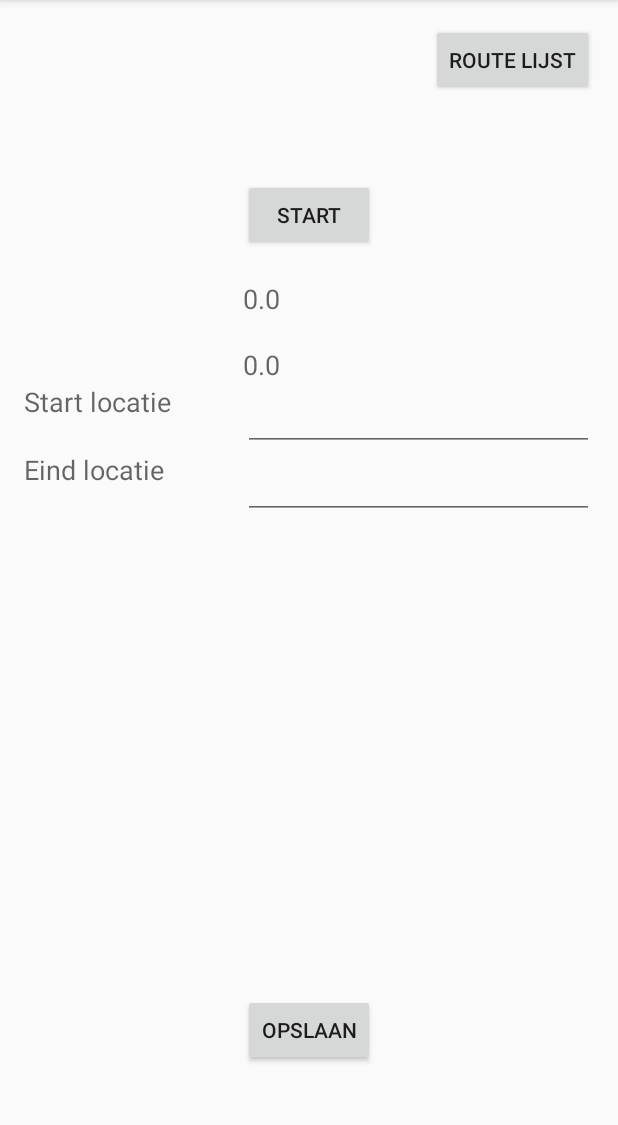
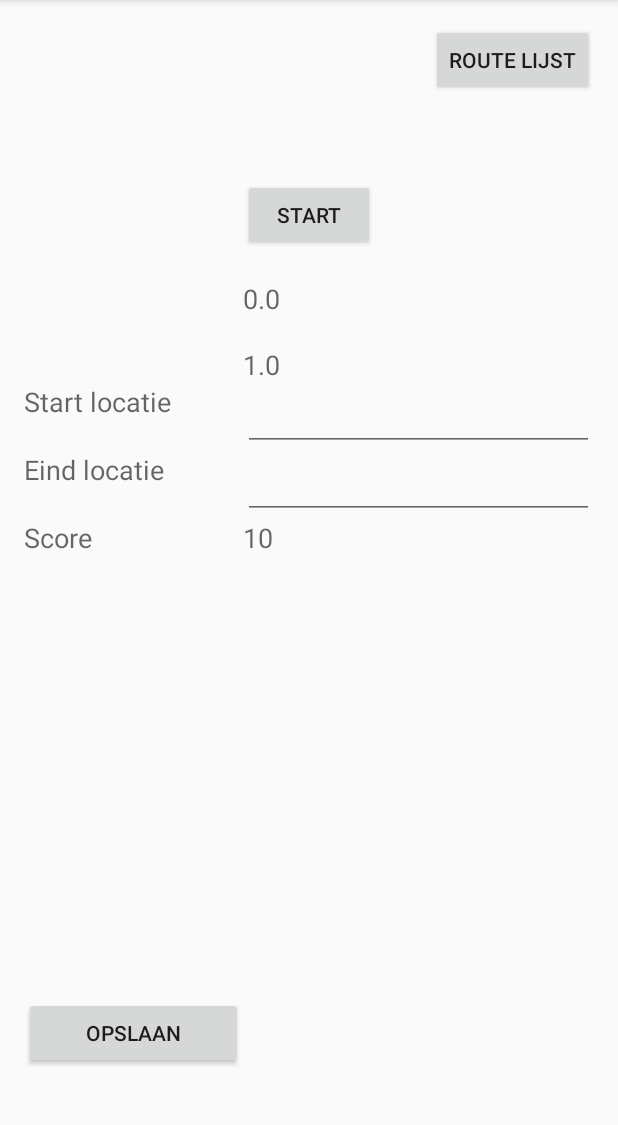
Before and after one commit to Bramvanelderen10/ShakeYouUp, an Android app: the screen it shows after launch (DashboardActivity), after a tap on "STOP", on a phone screen of 412 x 824 dp, the part 84-1209 px from its top. Run offline under Robolectric (Android 15) with nearby library versions, the phone set to English and light mode, and no system bars; 1 other tap on this screen came first.

Commit message:
Updated dashboard
including:
-Score calculation
-Share implementation
-View visibility fixes
-Little cleanup

```diff
--- a/app/src/main/java/com/groep5/shakeyouup/Journey.java
+++ b/app/src/main/java/com/groep5/shakeyouup/Journey.java
@@ -8,7 +8,9 @@ import java.util.List;
 public class Journey {
     private MotionSensor ms;
     private DatabaseManager dm;
-    private float startTime;
+    private long startTime;
+    private int rating;
+
     private int finalScore;
 
     public Journey(DatabaseManager dm) {
@@ -23,38 +25,9 @@ public class Journey {
     }
 
     public boolean stop() {
-        finalScore = (int) calculateFinalScore();
+        calculateFinalScore();
 
         return true;
-    }
-
-    //TODO calculate score based on motion time and distance
-    private float calculateFinalScore() {
-        float[] vector = this.ms.getTotalVector();
-
-        return vector[0] + vector[1] + vector[2];
-    }
-
-    public int getFinalScore() {
-
-        return finalScore;
-    }
-
-    public float getCurrentScore() {
-        float[] vector = this.ms.getTotalVector();
-
-        return vector[0] + vector[1] + vector[2];
-    }
-
-    public float getCurrentTime() {
-        java.util.Date date = new java.util.Date();
-        float currentTime = date.getTime();
-
-        return currentTime - startTime;
-    }
-
-    public void setMotionSensor(MotionSensor ms) {
-        this.ms = ms;
     }
 
     public void save(String[] location) {
@@ -62,13 +35,72 @@ public class Journey {
         route.setStartLocation(location[0]);
         route.setEndLocation(location[1]);
 
-        route.setTime((int)getCurrentTime());
+        route.setTime(getCurrentTime());
 
-        route.setScore(finalScore);
+        route.setScore(rating);
 
         dm.addRoute(route);
 
         List<Route> routes = dm.getAllRoutes();
         routes.size();
     }
+
+    //TODO calculate score based on motion time and distance
+    private float calculateFinalScore() {
+        float[] vector = this.ms.getTotalVector();
+
+        float movementScore = vector[0] + vector[1] + vector[2];
+        finalScore = (int) movementScore;
+        long timer = getCurrentTime(); //TODO Maybe do something with this..
+        long distance = 1*1000; //Replace 1 with methode from gps class
+
+        //First we divide the movement score by the distance so we get the average score for each meter
+        float movementPerMeter = movementScore / distance;
+
+        rating = 1;
+        if (movementPerMeter < 10) rating = 10;
+        if (movementPerMeter < 20) rating = 9;
+        if (movementPerMeter < 30) rating = 8;
+        if (movementPerMeter < 40) rating = 10;
+        if (movementPerMeter < 50) rating = 10;
+        if (movementPerMeter < 60) rating = 10;
+        if (movementPerMeter < 70) rating = 10;
+        if (movementPerMeter < 80) rating = 10;
+        if (movementPerMeter < 90) rating = 10;
+        if (movementPerMeter < 100) rating = 10;
+
+        return rating;
+    }
+
+    public int getRating() {
+
+        return rating;
+    }
+
+    public float updateScore() {
+        float[] vector = this.ms.updateScore();
+
+        return vector[0] + vector[1] + vector[2];
+    }
+
+
+
+
+
+
+
+    public void setMotionSensor(MotionSensor ms) {
+        this.ms = ms;
+    }
+
+    public long getCurrentTime() {
+        java.util.Date date = new java.util.Date();
+        long currentTime = date.getTime();
+        long timer = (currentTime - startTime)/1000;
+        return timer;
+    }
+
+    public int getFinalScore() {
+        return finalScore;
+    }
 }
--- a/app/src/main/java/com/groep5/shakeyouup/Route.java
+++ b/app/src/main/java/com/groep5/shakeyouup/Route.java
@@ -9,7 +9,7 @@ public class Route {
     private String startLocation;
     private String endLocation;
     private int distance;
-    private int time;
+    private long time;
     private int score;
 
     public Route(){}
@@ -54,11 +54,11 @@ public class Route {
         this.distance = distance;
     }
 
-    public int getTime() {
+    public long getTime() {
         return time;
     }
 
-    public void setTime(int time) {
+    public void setTime(long time) {
         this.time = time;
     }
 }
--- a/app/src/main/res/layout/activity_dashboard.xml
+++ b/app/src/main/res/layout/activity_dashboard.xml
@@ -75,10 +75,13 @@
         android:layout_height="wrap_content"
         android:text="Opslaan"
         android:id="@+id/save"
+        android:layout_marginBottom="39dp"
+        android:onClick="save"
         android:layout_alignParentBottom="true"
-        android:layout_centerHorizontal="true"
-        android:layout_marginBottom="41dp"
-        android:onClick="save"/>
+        android:layout_alignParentLeft="true"
+        android:layout_alignParentStart="true"
+        android:layout_toLeftOf="@+id/endLocationText"
+        android:layout_toStartOf="@+id/endLocationText" />
 
     <EditText
         android:layout_width="wrap_content"
@@ -124,4 +127,40 @@
         android:layout_toLeftOf="@+id/endLocationText"
         android:layout_toStartOf="@+id/endLocationText" />
 
+    <Button
+        android:layout_width="wrap_content"
+        android:layout_height="wrap_content"
+        android:text="Deel resultaat"
+        android:id="@+id/share"
+        android:layout_alignTop="@+id/save"
+        android:layout_toRightOf="@+id/save"
+        android:layout_alignRight="@+id/endLocationText"
+        android:layout_alignEnd="@+id/endLocationText"
+        android:onClick="onClickShare"/>
+
+    <TextView
+        android:layout_width="wrap_content"
+        android:layout_height="wrap_content"
+        android:textAppearance="?android:attr/textAppearanceMedium"
+        android:text="Score"
+        android:id="@+id/scoreLabel"
+        android:layout_below="@+id/endLocationView"
+        android:layout_alignParentLeft="true"
+        android:layout_alignParentStart="true"
+        android:layout_toLeftOf="@+id/endLocationText"
+        android:layout_alignRight="@+id/startLocationView"
+        android:layout_alignEnd="@+id/startLocationView" />
+
+    <TextView
+        android:layout_width="wrap_content"
+        android:layout_height="wrap_content"
+        android:textAppearance="?android:attr/textAppearanceMedium"
+        android:id="@+id/ratingText"
+        android:layout_alignTop="@+id/scoreLabel"
+        android:layout_alignBottom="@+id/scoreLabel"
+        android:layout_alignRight="@+id/endLocationText"
+        android:layout_alignEnd="@+id/endLocationText"
+        android:layout_toRightOf="@+id/endLocationView"
+        android:layout_toEndOf="@+id/endLocationView" />
+
 </RelativeLayout>
```
Also changed, not shown: app/src/main/java/com/groep5/shakeyouup/DashboardActivity.java (+25 -14 lines), app/src/main/java/com/groep5/shakeyouup/MotionSensor.java (+30 -15 lines).
